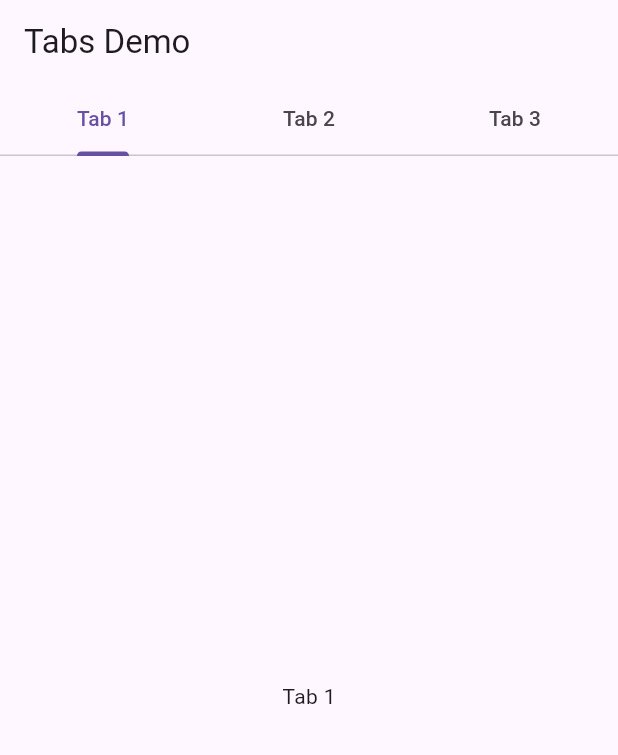
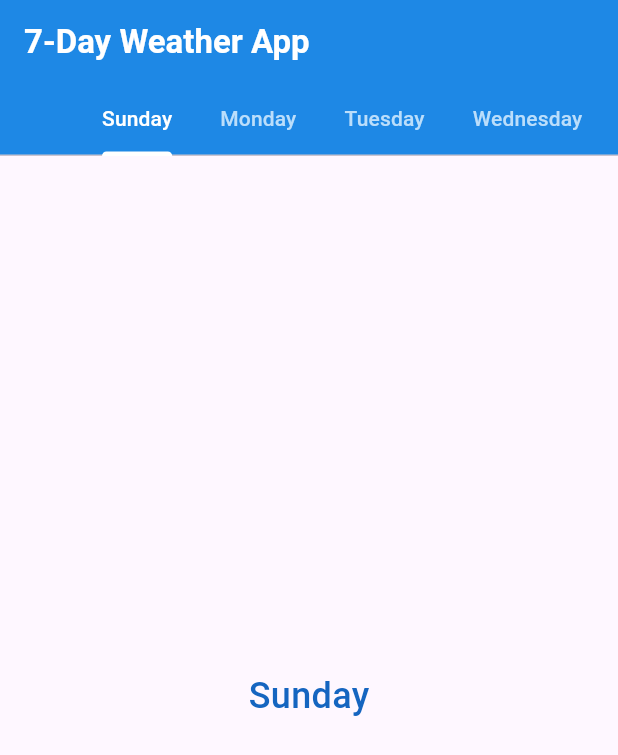
Before and after one commit to princeampofo/act3, a Flutter app: the screen it shows after launch, on a phone screen of 412 x 824 dp. Shown: the top 755 px of the screen. Run offline on Flutter 3.47's test engine with Material 3 defaults, Android fonts, the light colour scheme and no system bars.

Commit message:
changed tabs to days of the  week and added some colors

```diff
--- a/lib/main.dart
+++ b/lib/main.dart
@@ -1,41 +1,34 @@
 import 'package:flutter/material.dart';
-
 
 void main() {
   runApp(MyApp());
 }
-
 
 class MyApp extends StatelessWidget {
   @override
   Widget build(BuildContext context) {
     return MaterialApp(
       home: DefaultTabController(
-        length: 3,
-        child: _TabsNonScrollableDemo(),
+        length: 7,
+        child: _WeatherTabsDemo(),
       ),
     );
   }
 }
 
-
-class _TabsNonScrollableDemo extends StatefulWidget {
+class _WeatherTabsDemo extends StatefulWidget {
   @override
-  __TabsNonScrollableDemoState createState() => __TabsNonScrollableDemoState();
+  _WeatherTabsDemoState createState() => _WeatherTabsDemoState();
 }
 
-
-class __TabsNonScrollableDemoState extends State<_TabsNonScrollableDemo>
+class _WeatherTabsDemoState extends State<_WeatherTabsDemo>
     with SingleTickerProviderStateMixin, RestorationMixin {
   late TabController _tabController;
 
-
   final RestorableInt tabIndex = RestorableInt(0);
 
-
   @override
-  String get restorationId => 'tab_non_scrollable_demo';
-
+  String get restorationId => 'weather_tabs_demo';
 
   @override
   void restoreState(RestorationBucket? oldBucket, bool initialRestore) {
@@ -43,13 +36,12 @@ class __TabsNonScrollableDemoState extends State<_TabsNonScrollableDemo>
     _tabController.index = tabIndex.value;
   }
 
-
   @override
   void initState() {
     super.initState();
     _tabController = TabController(
       initialIndex: 0,
-      length: 3,
+      length: 7,
       vsync: this,
     );
     _tabController.addListener(() {
@@ -59,7 +51,6 @@ class __TabsNonScrollableDemoState extends State<_TabsNonScrollableDemo>
     });
   }
 
-
   @override
   void dispose() {
     _tabController.dispose();
@@ -67,34 +58,45 @@ class __TabsNonScrollableDemoState extends State<_TabsNonScrollableDemo>
     super.dispose();
   }
 
-
   @override
   Widget build(BuildContext context) {
-// For the To do task hint: consider defining the widget and name of the tabs here
-    final tabs = ['Tab 1', 'Tab 2', 'Tab 3'];
-
+    final days = ['Sunday', 'Monday', 'Tuesday', 'Wednesday', 'Thursday', 'Friday', 'Saturday'];
 
     return Scaffold(
       appBar: AppBar(
         automaticallyImplyLeading: false,
         title: Text(
-          'Tabs Demo',
+          '7-Day Weather App',
+          style: TextStyle(
+            color: Colors.white,
+            fontWeight: FontWeight.bold,
+          ),
         ),
+        backgroundColor: Colors.blue[600],
         bottom: TabBar(
           controller: _tabController,
-          isScrollable: false,
+          isScrollable: true,
+          indicatorColor: Colors.white,
+          labelColor: Colors.white,
+          unselectedLabelColor: Colors.blue[100],
           tabs: [
-            for (final tab in tabs) Tab(text: tab),
+            for (final day in days) Tab(text: day),
           ],
         ),
       ),
       body: TabBarView(
         controller: _tabController,
         children: [
-// hint for the to do task:Considering creating the different for different tabs
-          for (final tab in tabs)
+          for (final day in days)
             Center(
-              child: Text(tab),
+              child: Text(
+                day,
+                style: TextStyle(
+                  fontSize: 24,
+                  fontWeight: FontWeight.w500,
+                  color: Colors.blue[800],
+                ),
+              ),
             ),
         ],
       ),
```
